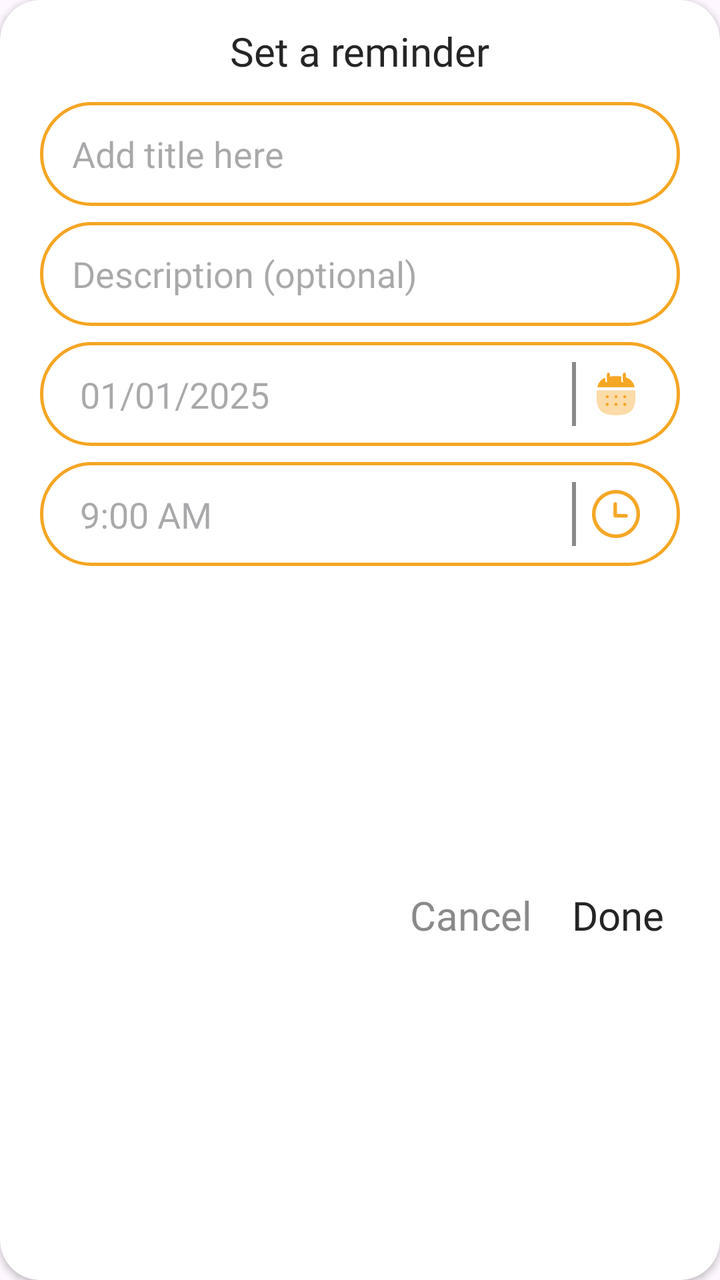
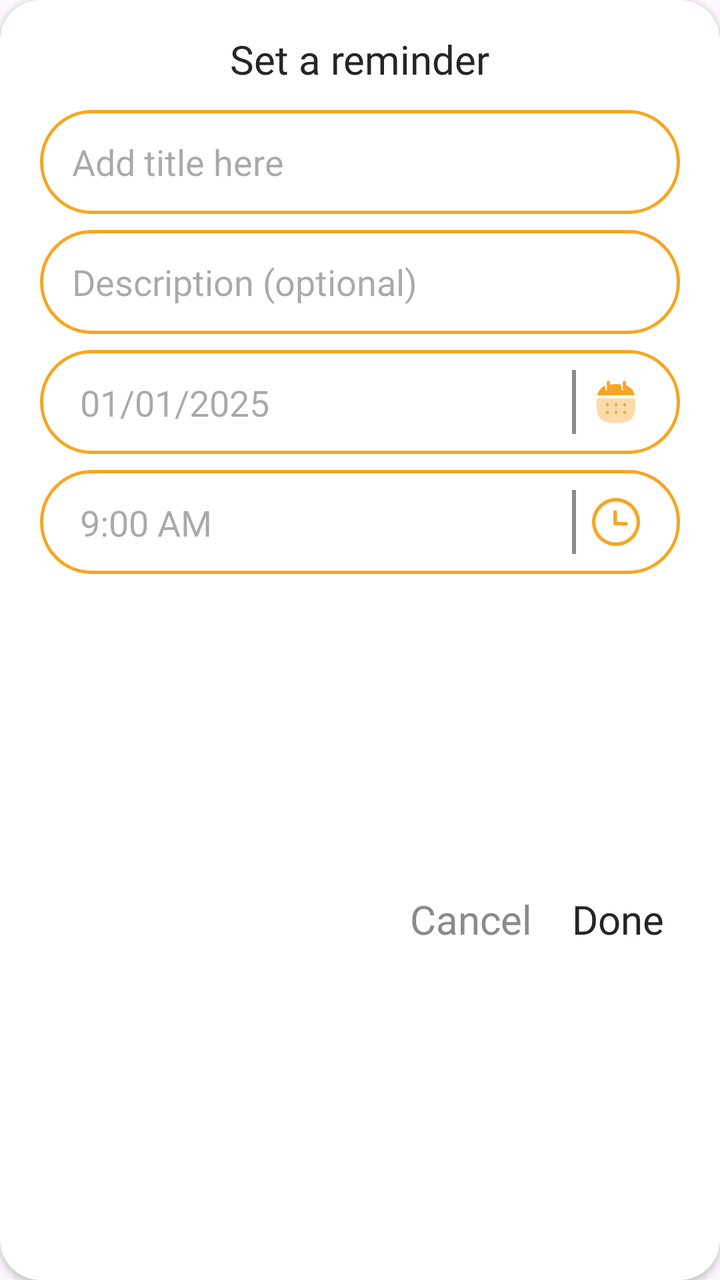

Screens rendered from an Android XML layout before and after an edit, with the pre-edit source and the edit as a unified diff.
<!-- AndroidManifest.xml: application theme Theme.Radiate -->
<!-- res/layout/popup_activity_reminder.xml -->
<?xml version="1.0" encoding="utf-8"?>
<androidx.cardview.widget.CardView xmlns:android="http://schemas.android.com/apk/res/android"
    android:layout_width="match_parent"
    android:layout_height="wrap_content"
    xmlns:app="http://schemas.android.com/apk/res-auto"
    android:backgroundTint="@color/white"
    app:cardCornerRadius="20dp"
    android:layout_margin="20dp">

    <androidx.constraintlayout.widget.ConstraintLayout
        android:layout_width="match_parent"
        android:layout_height="match_parent">

        <TextView
            android:id="@+id/tvTitle"
            android:layout_width="wrap_content"
            android:layout_height="wrap_content"
            android:text="@string/set_a_reminder"
            android:textSize="20sp"
            android:fontFamily="@font/inika_regular"
            android:textColor="@color/black"
            android:layout_marginTop="12dp"
            app:layout_constraintTop_toTopOf="parent"
            app:layout_constraintStart_toStartOf="parent"
            app:layout_constraintEnd_toEndOf="parent"/>

        <EditText
            android:id="@+id/edtReminderTitle"
            android:layout_width="match_parent"
            android:layout_height="wrap_content"
            android:minHeight="52dp"
            android:background="@drawable/custom_background_edittext"
            android:hint="@string/reminder_title"
            android:inputType="text"
            android:paddingStart="16dp"
            android:paddingEnd="16dp"
            android:layout_marginTop="12dp"
            android:layout_marginStart="20dp"
            android:layout_marginEnd="20dp"
            app:layout_constraintTop_toBottomOf="@+id/tvTitle"
            app:layout_constraintStart_toStartOf="parent"
            app:layout_constraintEnd_toEndOf="parent"/>

        <EditText
            android:id="@+id/edtReminderDescription"
            android:layout_width="match_parent"
            android:layout_height="wrap_content"
            android:minHeight="52dp"
            android:maxHeight="156dp"
            android:background="@drawable/custom_background_edittext"
            android:hint="@string/reminder_description"
            android:textColor="@color/black"
            android:fontFamily="@font/inika_regular"
            android:paddingStart="16dp"
            android:paddingEnd="16dp"
            android:layout_marginTop="8dp"
            android:layout_marginStart="20dp"
            android:layout_marginEnd="20dp"
            app:layout_constraintTop_toBottomOf="@id/edtReminderTitle"/>

        <androidx.constraintlayout.widget.ConstraintLayout
            android:id="@+id/calenderSection"
            android:layout_width="match_parent"
            android:layout_height="wrap_content"
            android:minHeight="52dp"
            android:background="@drawable/custom_background_edittext"
            android:layout_marginTop="8dp"
            android:layout_marginStart="20dp"
            android:layout_marginEnd="20dp"
            app:layout_constraintTop_toBottomOf="@id/edtReminderDescription">

            <EditText
                android:id="@+id/edtReminderDate"
                android:layout_width="0dp"
                android:layout_height="wrap_content"
                android:maxHeight="48dp"
                android:background="@color/white"
                android:hint="@string/task_date"
                android:textColor="@color/black"
                android:fontFamily="@font/opensans"
                android:inputType="date"

                app:layout_constraintTop_toTopOf="parent"
                app:layout_constraintStart_toStartOf="parent"
                app:layout_constraintBottom_toBottomOf="parent"
                app:layout_constraintEnd_toStartOf="@id/divider"/>

            <View
                android:id="@+id/divider"
                android:layout_width="2dp"
                android:layout_height="32dp"
                android:background="@color/grey"
                android:layout_marginEnd="8dp"
                app:layout_constraintTop_toTopOf="parent"
                app:layout_constraintBottom_toBottomOf="parent"
                app:layout_constraintEnd_toStartOf="@+id/imgBtnCalender"/>

            <ImageButton
                android:id="@+id/imgBtnCalender"
                android:layout_width="24dp"
                android:layout_height="24dp"
                android:background="@drawable/icon_calender_4x"
                android:layout_marginEnd="20dp"
                app:layout_constraintTop_toTopOf="parent"
                app:layout_constraintEnd_toEndOf="parent"
                app:layout_constraintBottom_toBottomOf="parent"/>

        </androidx.constraintlayout.widget.ConstraintLayout>

        <androidx.constraintlayout.widget.ConstraintLayout
            android:id="@+id/timeSection"
            android:layout_width="match_parent"
            android:layout_height="wrap_content"
            android:minHeight="52dp"
            android:background="@drawable/custom_background_edittext"
            android:layout_marginTop="8dp"
            android:layout_marginStart="20dp"
            android:layout_marginEnd="20dp"
            app:layout_constraintTop_toBottomOf="@id/calenderSection">

            <EditText
                android:id="@+id/edtReminderTime"
                android:layout_width="0dp"
                android:layout_height="wrap_content"
                android:maxHeight="48dp"
                android:background="@color/white"
                android:hint="@string/reminder_time"
                android:textColor="@color/black"
                android:fontFamily="@font/opensans"
                android:inputType="time"
                app:layout_constraintTop_toTopOf="parent"
                app:layout_constraintStart_toStartOf="parent"
                app:layout_constraintBottom_toBottomOf="parent"
                app:layout_constraintEnd_toStartOf="@id/divider2"/>

            <View
                android:id="@+id/divider2"
                android:layout_width="2dp"
                android:layout_height="32dp"
                android:background="@color/grey"
                android:layout_marginEnd="8dp"
                app:layout_constraintTop_toTopOf="parent"
                app:layout_constraintBottom_toBottomOf="parent"
                app:layout_constraintEnd_toStartOf="@+id/imgBtnTime"/>

            <ImageButton
                android:id="@+id/imgBtnTime"
                android:layout_width="24dp"
                android:layout_height="24dp"
                android:background="@drawable/time_circle"
                android:layout_marginEnd="20dp"
                app:layout_constraintTop_toTopOf="parent"
                app:layout_constraintEnd_toEndOf="parent"
                app:layout_constraintBottom_toBottomOf="parent"/>

        </androidx.constraintlayout.widget.ConstraintLayout>

        <TextView
            android:id="@+id/btnDone"
            android:layout_width="wrap_content"
            android:layout_height="wrap_content"
            android:text="@string/done"
            android:textSize="20sp"
            android:textColor="@color/black"
            android:fontFamily="@font/inika_regular"
            android:layout_marginEnd="28dp"
            android:layout_marginTop="12dp"
            android:layout_marginBottom="20dp"
            app:layout_constraintTop_toBottomOf="@id/timeSection"
            app:layout_constraintBottom_toBottomOf="parent"
            app:layout_constraintEnd_toEndOf="parent"/>

        <TextView
            android:id="@+id/btnCancel"
            android:layout_width="wrap_content"
            android:layout_height="wrap_content"
            android:text="@string/cancel"
            android:textSize="20sp"
            android:textColor="@color/grey"
            android:layout_marginTop="12dp"
            android:layout_marginEnd="20dp"
            android:layout_marginBottom="20dp"
            app:layout_constraintEnd_toStartOf="@id/btnDone"
            app:layout_constraintBottom_toBottomOf="parent"
            app:layout_constraintTop_toBottomOf="@id/timeSection"/>


    </androidx.constraintlayout.widget.ConstraintLayout>
</androidx.cardview.widget.CardView>
<!-- resources referenced by this layout -->
<resources>
  <color name="black">#262424</color>
  <color name="grey">#8A8A8A</color>
  <color name="white">#FFFFFFFF</color>
  <!-- drawable custom_background_edittext (drawable) -->
  <?xml version="1.0" encoding="utf-8"?>
  <shape xmlns:android="http://schemas.android.com/apk/res/android" android:shape="rectangle">
  
      <solid android:color="@color/white"/>
      <stroke android:width="1.5dp"
          android:color="@color/softcoral"/>
      <corners android:radius="25dp"/>
      <padding android:left="20dp"/>
  </shape>
  <!-- drawable icon_calender_4x: jpg bitmap (drawable, 14753 bytes) -->
  <!-- drawable time_circle: png bitmap (drawable, 2359 bytes) -->
  <string name="cancel">Cancel</string>
  <string name="done">Done</string>
  <string name="reminder_description">Description (optional)</string>
  <string name="reminder_time">9:00 AM</string>
  <string name="reminder_title">Add title here</string>
  <string name="set_a_reminder">Set a reminder</string>
  <string name="task_date">01/01/2025</string>
  <style name="Theme.Radiate" parent="Base.Theme.Radiate" />
  <color name="softcoral">#F5A623</color>
  <style name="Base.Theme.Radiate" parent="Theme.Material3.DayNight.NoActionBar">
          
          
      </style>
</resources>

<!-- the commit's change to res/layout/popup_activity_reminder.xml (unified diff, before → after) -->
@@ -19,7 +19,7 @@
             android:textSize="20sp"
             android:fontFamily="@font/inika_regular"
             android:textColor="@color/black"
-            android:layout_marginTop="12dp"
+            android:layout_marginTop="16dp"
             app:layout_constraintTop_toTopOf="parent"
             app:layout_constraintStart_toStartOf="parent"
             app:layout_constraintEnd_toEndOf="parent"/>
